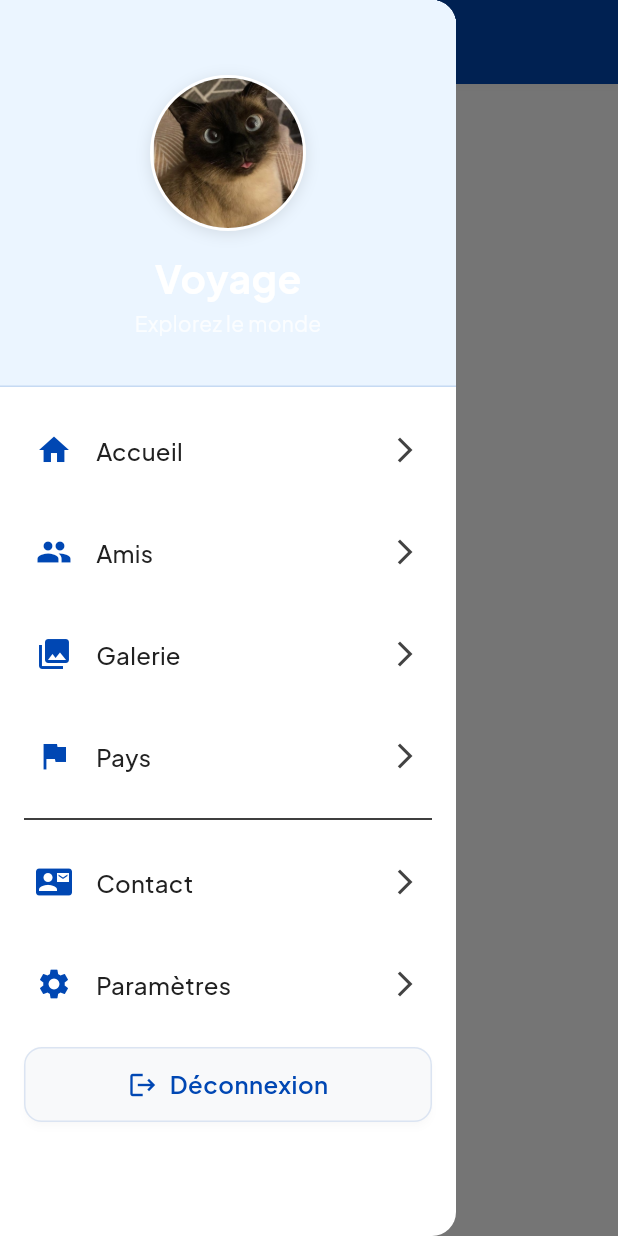
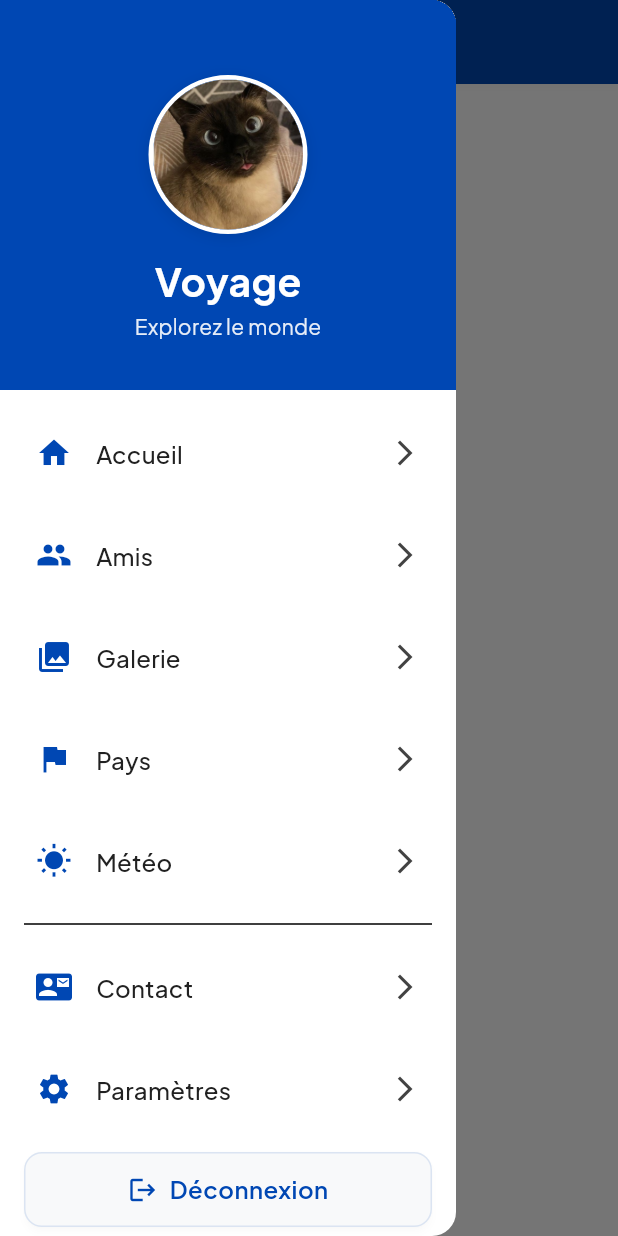
Before and after one commit to ysfmrbt/voyage, a Flutter app: the BasePage screen opened directly with empty values, with the side drawer open, on a phone screen of 412 x 824 dp. Run offline on Flutter 3.47's test engine with Material 3 defaults, Android fonts, the phone set to English and light mode, and no system bars; our stand-ins replace shared_preferences; accounts and stored records are empty.

Commit message:
ajouté météo

```diff
--- a/lib/main.dart
+++ b/lib/main.dart
@@ -11,6 +11,7 @@ import 'package:voyage/pages/gallerie.page.dart';
 import 'package:voyage/pages/parametres.page.dart';
 import 'package:voyage/pages/pays.page.dart';
 import 'package:voyage/pages/mates.page.dart';
+import 'package:voyage/pages/meteo.page.dart';
 
 void main() {
   runApp(
@@ -30,6 +31,7 @@ class MyApp extends StatelessWidget {
     '/parametres': (context) => ParametresPage(),
     '/pays': (context) => PaysPage(),
     '/mates': (context) => MatesPage(),
+    '/meteo': (context) => const MeteoPage(),
   };
   @override
   Widget build(BuildContext context) {
--- a/lib/menu/drawer.widget.dart
+++ b/lib/menu/drawer.widget.dart
@@ -23,7 +23,7 @@ class MyDrawer extends StatelessWidget {
               color:
                   isDarkMode
                       ? AppTheme.secondaryColorLight
-                      : AppTheme.primaryColorLight,
+                      : AppTheme.primaryColor,
               border: Border(
                 bottom: BorderSide(
                   color:
@@ -39,15 +39,11 @@ class MyDrawer extends StatelessWidget {
                 Container(
                   decoration: BoxDecoration(
                     shape: BoxShape.circle,
-                    border: Border.all(
-                      color: isDarkMode ? AppTheme.primaryColor : Colors.white,
-                      width: 2,
-                    ),
+                    border: Border.all(color: Colors.white, width: 3),
                     boxShadow: [
                       BoxShadow(
-                        color: isDarkMode
-                            ? Colors.black26
-                            : AppTheme.shadowColor,
+                        color:
+                            isDarkMode ? Colors.black26 : AppTheme.shadowColor,
                         blurRadius: isDarkMode ? 6 : 8,
                         offset: const Offset(0, 2),
                       ),
@@ -56,29 +52,22 @@ class MyDrawer extends StatelessWidget {
                   child: CircleAvatar(
                     backgroundImage: const AssetImage("images/profil.jpg"),
                     radius: 50,
-                    backgroundColor: isDarkMode
-                        ? AppTheme.surfaceColor
-                        : Colors.white,
+                    backgroundColor:
+                        isDarkMode ? AppTheme.surfaceColor : Colors.white,
                   ),
                 ),
                 const SizedBox(height: 16),
                 AppText.heading(
                   "Voyage",
                   style: TextStyle(
-                    color: isDarkMode
-                        ? AppTheme.textColor
-                        : Colors.white,
+                    color: Colors.white,
                     fontWeight: AppTheme.boldWeight,
                   ),
                 ),
                 const SizedBox(height: 4),
                 AppText.caption(
                   "Explorez le monde",
-                  style: TextStyle(
-                    color: isDarkMode
-                        ? AppTheme.textColor.withOpacity(0.8)
-                        : Colors.white.withOpacity(0.8),
-                  ),
+                  style: TextStyle(color: Colors.white.withAlpha(230)),
                 ),
                 const SizedBox(height: 16),
               ],
@@ -111,6 +100,13 @@ class MyDrawer extends StatelessWidget {
             title: "Pays",
             icon: Icons.flag,
             route: '/pays',
+            isDarkMode: isDarkMode,
+          ),
+          _buildMenuItem(
+            context: context,
+            title: "Météo",
+            icon: Icons.wb_sunny,
+            route: '/meteo',
             isDarkMode: isDarkMode,
           ),
 
--- a/lib/pages/authentification.page.dart
+++ b/lib/pages/authentification.page.dart
@@ -16,7 +16,9 @@ class AuthentificiationPage extends StatelessWidget {
     return BasePage(
       title: "Authentification",
       showDrawer: false,
-      body: Column(
+      body: SingleChildScrollView(
+        keyboardDismissBehavior: ScrollViewKeyboardDismissBehavior.onDrag,
+        child: Column(
           children: [
             Container(
               padding: AppTheme.paddingMedium,
@@ -61,6 +63,7 @@ class AuthentificiationPage extends StatelessWidget {
             ),
           ],
         ),
+      ),
     );
   }
 
--- a/lib/pages/inscription.page.dart
+++ b/lib/pages/inscription.page.dart
@@ -17,7 +17,9 @@ class InscriptionPage extends StatelessWidget {
     return BasePage(
       title: "Inscription",
       showDrawer: false,
-      body: Column(
+      body: SingleChildScrollView(
+        keyboardDismissBehavior: ScrollViewKeyboardDismissBehavior.onDrag,
+        child: Column(
           children: [
             Container(
               padding: AppTheme.paddingMedium,
@@ -62,6 +64,7 @@ class InscriptionPage extends StatelessWidget {
             ),
           ],
         ),
+      ),
     );
   }
 
```
Also changed, not shown: lib/pages/gallerie.page.dart (+18 -4 lines), lib/pages/home.page.dart (+20 -1 lines), lib/pages/meteo.page.dart (added, +156 -0 lines). Lines whose indentation alone changed are shown as unchanged.
